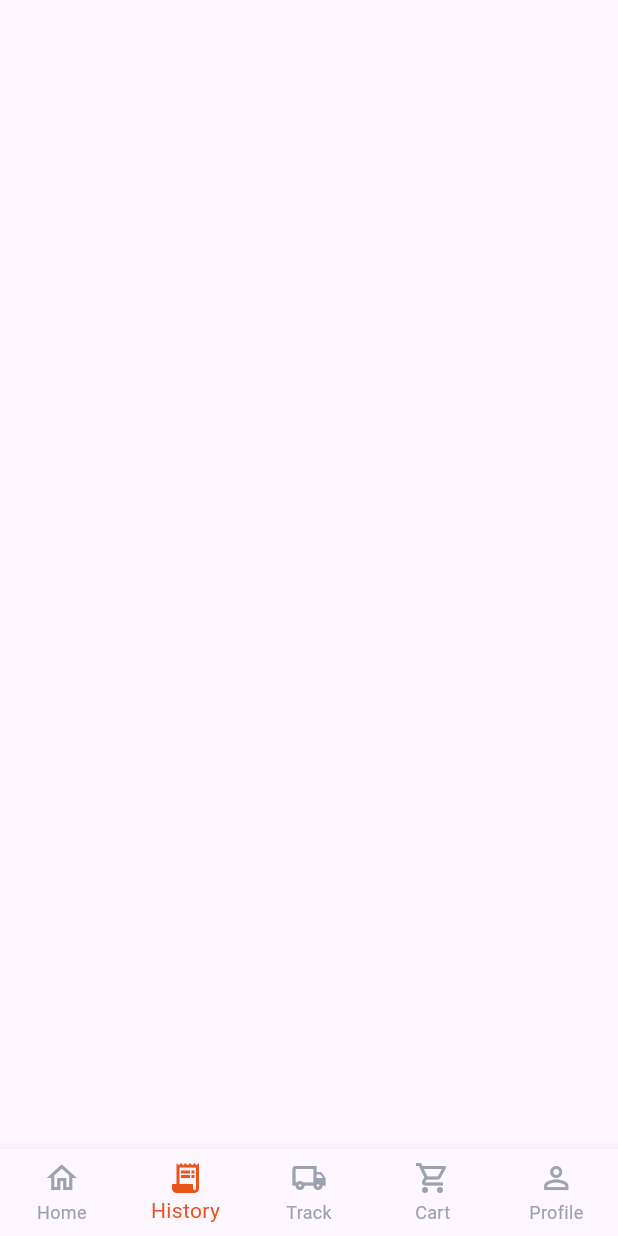
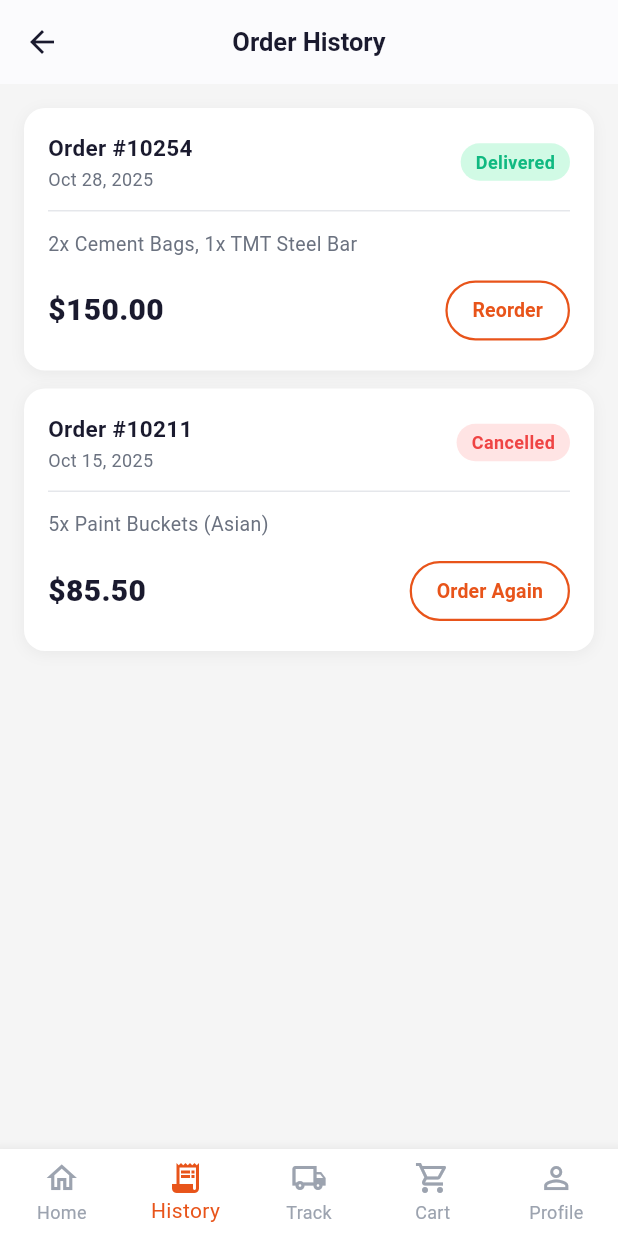
Before and after one commit to AK-Alok/MatGet, a Flutter app: the MainShell screen opened directly, item 2 of the bottom bar chosen, on a phone screen of 412 x 824 dp. Run offline on Flutter 3.47's test engine with Material 3 defaults, Android fonts, the phone set to English and light mode, and no system bars.

Commit message:
work progress

```diff
--- a/lib/screens/login_screen.dart
+++ b/lib/screens/login_screen.dart
@@ -1,6 +1,6 @@
 import 'package:flutter/material.dart';
-import 'package:matget/screens/home_screen.dart';
 import 'package:matget/screens/getstarted_screen.dart';
+import 'package:matget/screens/main_shell.dart';
 
 bool rememberMe = false;
 
@@ -205,7 +205,7 @@ class MatGetLogin extends StatelessWidget {
                   onPressed: () {
                     Navigator.pushReplacement(
                       context,
-                      MaterialPageRoute(builder: (_) => HomeScreen()),
+                      MaterialPageRoute(builder: (_) => MainShell()),
                     );
                   },
                   style: ElevatedButton.styleFrom(
--- a/lib/screens/main_shell.dart
+++ b/lib/screens/main_shell.dart
@@ -1,5 +1,6 @@
 import 'package:flutter/material.dart';
 import 'package:matget/screens/home_screen.dart';
+import 'package:matget/screens/order_history_screen.dart';
 
 class MainShell extends StatefulWidget {
   const MainShell({super.key});
@@ -14,7 +15,7 @@ class _MainShellState extends State<MainShell> {
   // Add all your pages here in order
   final List<Widget> _pages = const [
     HomeScreen(),           // index 0 → Home
-    // OrderHistoryPage(),   // index 1 → History
+    OrderHistoryPage(),   // index 1 → History
     // TrackPage(),          // index 2 → Track
     // CartPage(),           // index 3 → Cart
     // ProfilePage(),        // index 4 → Profile
@@ -29,6 +30,7 @@ class _MainShellState extends State<MainShell> {
         children: _pages,
       ),
       bottomNavigationBar: BottomNavigationBar(
+        backgroundColor: Colors.white,
         currentIndex: _currentIndex,
         onTap: (i) => setState(() => _currentIndex = i),
         selectedItemColor: const Color(0xFFE8541A),
--- /dev/null
+++ b/lib/screens/order_history_screen.dart
@@ -0,0 +1,301 @@
+import 'package:flutter/material.dart';
+import 'package:matget/screens/home_screen.dart';
+
+// ─── Constants ────────────────────────────────────────────────────────────────
+
+class _AppColors {
+  static const primary = Color(0xFFE8541A);
+  static const textDark = Color(0xFF1A1A2E);
+  static const textGrey = Color(0xFF6B7280);
+  static const textLight = Color(0xFF9CA3AF);
+  static const divider = Color(0xFFE5E7EB);
+  static const scaffoldBg = Color(0xFFF5F5F5);
+  static const delivered = Color(0xFF10B981);
+  static const deliveredBg = Color(0xFFD1FAE5);
+  static const cancelled = Color(0xFFEF4444);
+  static const cancelledBg = Color(0xFFFFE4E4);
+}
+
+// ─── Model ────────────────────────────────────────────────────────────────────
+
+enum OrderStatus { delivered, cancelled, processing, pending }
+
+class OrderItem {
+  final String orderId;
+  final String date;
+  final String items;
+  final double total;
+  final OrderStatus status;
+
+  const OrderItem({
+    required this.orderId,
+    required this.date,
+    required this.items,
+    required this.total,
+    required this.status,
+  });
+}
+
+// ─── Page ─────────────────────────────────────────────────────────────────────
+
+class OrderHistoryPage extends StatelessWidget {
+  const OrderHistoryPage({super.key});
+
+  static const List<OrderItem> _orders = [
+    OrderItem(
+      orderId: '#10254',
+      date: 'Oct 28, 2025',
+      items: '2x Cement Bags, 1x TMT Steel Bar',
+      total: 150.00,
+      status: OrderStatus.delivered,
+    ),
+    OrderItem(
+      orderId: '#10211',
+      date: 'Oct 15, 2025',
+      items: '5x Paint Buckets (Asian)',
+      total: 85.50,
+      status: OrderStatus.cancelled,
+    ),
+  ];
+
+  @override
+  Widget build(BuildContext context) {
+    return Scaffold(
+      backgroundColor: _AppColors.scaffoldBg,
+      appBar: AppBar(
+        backgroundColor: Colors.white,
+        elevation: 0.5,
+        centerTitle: true,
+        // ── Back arrow button
+        leading: IconButton(
+          icon: const Icon(Icons.arrow_back, color: _AppColors.textDark),
+          onPressed: () => Navigator.push(
+                          context,
+                          MaterialPageRoute(
+                            builder: (_) => HomeScreen(),
+                          ),
+                        ),
+        ),
+        title: const Text(
+          'Order History',
+          style: TextStyle(
+            color: _AppColors.textDark,
+            fontSize: 17,
+            fontWeight: FontWeight.w700,
+          ),
+        ),
+      ),
+      body: _orders.isEmpty ? _buildEmptyState() : _buildOrderList(),
+    );
+  }
+
+  Widget _buildOrderList() {
+    return ListView.separated(
+      padding: const EdgeInsets.all(16),
+      itemCount: _orders.length,
+      separatorBuilder: (_, __) => const SizedBox(height: 12),
+      itemBuilder: (_, i) => _OrderCard(order: _orders[i]),
+    );
+  }
+
+  Widget _buildEmptyState() {
+    return const Center(
+      child: Column(
+        mainAxisAlignment: MainAxisAlignment.center,
+        children: [
+          Icon(Icons.receipt_long_outlined, size: 72, color: _AppColors.textLight),
+          SizedBox(height: 16),
+          Text(
+            'No orders yet',
+            style: TextStyle(
+              fontSize: 18,
+              fontWeight: FontWeight.w600,
+              color: _AppColors.textDark,
+            ),
+          ),
+          SizedBox(height: 8),
+          Text(
+            'Your order history will appear here',
+            style: TextStyle(fontSize: 14, color: _AppColors.textGrey),
+          ),
+        ],
+      ),
+    );
+  }
+}
+
+// ─── Order Card ───────────────────────────────────────────────────────────────
+
+class _OrderCard extends StatelessWidget {
+  final OrderItem order;
+  const _OrderCard({required this.order});
+
+  @override
+  Widget build(BuildContext context) {
+    return Container(
+      decoration: BoxDecoration(
+        color: Colors.white,
+        borderRadius: BorderRadius.circular(14),
+        boxShadow: [
+          BoxShadow(
+            color: Colors.black.withOpacity(0.05),
+            blurRadius: 8,
+            offset: const Offset(0, 2),
+          ),
+        ],
+      ),
+      padding: const EdgeInsets.all(16),
+      child: Column(
+        crossAxisAlignment: CrossAxisAlignment.start,
+        children: [
+          // ── Header
+          Row(
+            mainAxisAlignment: MainAxisAlignment.spaceBetween,
+            children: [
+              Column(
+                crossAxisAlignment: CrossAxisAlignment.start,
+                children: [
+                  Text(
+                    'Order ${order.orderId}',
+                    style: const TextStyle(
+                      fontSize: 15,
+                      fontWeight: FontWeight.w700,
+                      color: _AppColors.textDark,
+                    ),
+                  ),
+                  const SizedBox(height: 2),
+                  Text(
+                    order.date,
+                    style: const TextStyle(fontSize: 12, color: _AppColors.textGrey),
+                  ),
+                ],
+              ),
+              _StatusBadge(status: order.status),
+            ],
+          ),
+
+          const SizedBox(height: 12),
+          const Divider(height: 1, color: _AppColors.divider),
+          const SizedBox(height: 12),
+
+          // ── Items
+          Text(
+            order.items,
+            style: const TextStyle(
+              fontSize: 13,
+              color: _AppColors.textGrey,
+              height: 1.4,
+            ),
+          ),
+
+          const SizedBox(height: 12),
+
+          // ── Price + Button
+          Row(
+            mainAxisAlignment: MainAxisAlignment.spaceBetween,
+            children: [
+              Text(
+                '\$${order.total.toStringAsFixed(2)}',
+                style: const TextStyle(
+                  fontSize: 20,
+                  fontWeight: FontWeight.w800,
+                  color: _AppColors.textDark,
+                ),
+              ),
+              _ActionButton(status: order.status),
+            ],
+          ),
+        ],
+      ),
+    );
+  }
+}
+
+// ─── Status Badge ─────────────────────────────────────────────────────────────
+
+class _StatusBadge extends StatelessWidget {
+  final OrderStatus status;
+  const _StatusBadge({required this.status});
+
+  String get _label {
+    switch (status) {
+      case OrderStatus.delivered:  return 'Delivered';
+      case OrderStatus.cancelled:  return 'Cancelled';
+      case OrderStatus.processing: return 'Processing';
+      case OrderStatus.pending:    return 'Pending';
+    }
+  }
+
+  Color get _textColor {
+    switch (status) {
+      case OrderStatus.delivered:  return _AppColors.delivered;
+      case OrderStatus.cancelled:  return _AppColors.cancelled;
+      case OrderStatus.processing: return const Color(0xFF3B82F6);
+      case OrderStatus.pending:    return const Color(0xFFF59E0B);
+    }
+  }
+
+  Color get _bgColor {
+    switch (status) {
+      case OrderStatus.delivered:  return _AppColors.deliveredBg;
+      case OrderStatus.cancelled:  return _AppColors.cancelledBg;
+      case OrderStatus.processing: return const Color(0xFFDBEAFE);
+      case OrderStatus.pending:    return const Color(0xFFFEF3C7);
+    }
+  }
+
+  @override
+  Widget build(BuildContext context) {
+    return Container(
+      padding: const EdgeInsets.symmetric(horizontal: 10, vertical: 4),
+      decoration: BoxDecoration(
+        color: _bgColor,
+        borderRadius: BorderRadius.circular(20),
+      ),
+      child: Text(
+        _label,
+        style: TextStyle(
+          fontSize: 12,
+          fontWeight: FontWeight.w600,
+          color: _textColor,
+        ),
+      ),
+    );
+  }
+}
+
+// ─── Action Button ────────────────────────────────────────────────────────────
+
+class _ActionButton extends StatelessWidget {
+  final OrderStatus status;
+  const _ActionButton({required this.status});
+
+  String get _label {
+    switch (status) {
+      case OrderStatus.delivered:  return 'Reorder';
+      case OrderStatus.cancelled:  return 'Order Again';
+      case OrderStatus.processing: return 'Track Order';
+      case OrderStatus.pending:    return 'View Details';
+    }
+  }
+
+  @override
+  Widget build(BuildContext context) {
+    return OutlinedButton(
+      onPressed: () {},
+      style: OutlinedButton.styleFrom(
+        padding: const EdgeInsets.symmetric(horizontal: 18, vertical: 10),
+        side: const BorderSide(color: _AppColors.primary, width: 1.5),
+        shape: RoundedRectangleBorder(borderRadius: BorderRadius.circular(30)),
+      ),
+      child: Text(
+        _label,
+        style: const TextStyle(
+          fontSize: 13,
+          fontWeight: FontWeight.w600,
+          color: _AppColors.primary,
+        ),
+      ),
+    );
+  }
+}
```
